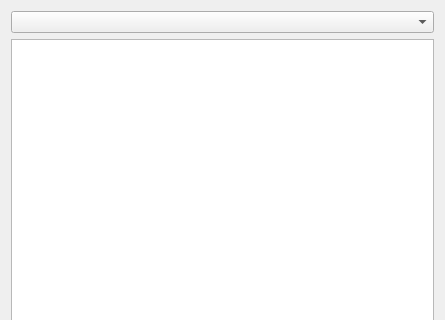
Above: resultsdialog.ui from OstrovskyAndriy/basketball before the change; both pictures show x 0 to 445 and y 0 to 320 of the 445 by 552 pixel window. Below: the same form after it.
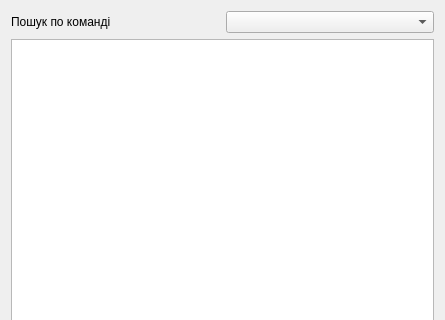
That is the form after the change. Icons and pictures are not drawn.

Diff of the .ui file:
```diff
--- a/resultsdialog.ui
+++ b/resultsdialog.ui
@@ -17,21 +17,28 @@
    <iconset resource="src.qrc">
     <normaloff>:/img/img/logo.png</normaloff>:/img/img/logo.png</iconset>
   </property>
-  <layout class="QVBoxLayout" name="verticalLayout">
-   <item>
+  <layout class="QGridLayout" name="gridLayout">
+   <item row="0" column="0">
+    <widget class="QLabel" name="label">
+     <property name="text">
+      <string>Пошук по команді</string>
+     </property>
+    </widget>
+   </item>
+   <item row="0" column="1">
     <widget class="QComboBox" name="teamsComboBox"/>
    </item>
-   <item>
+   <item row="1" column="0" colspan="2">
     <widget class="QTableView" name="resultsTable"/>
    </item>
-   <item>
+   <item row="2" column="0" colspan="2">
     <widget class="QPushButton" name="getBackButton">
      <property name="text">
       <string>Назад</string>
      </property>
     </widget>
    </item>
-   <item>
+   <item row="3" column="0" colspan="2">
     <widget class="QPushButton" name="addGameButton">
      <property name="text">
       <string>Додати гру</string>
```
